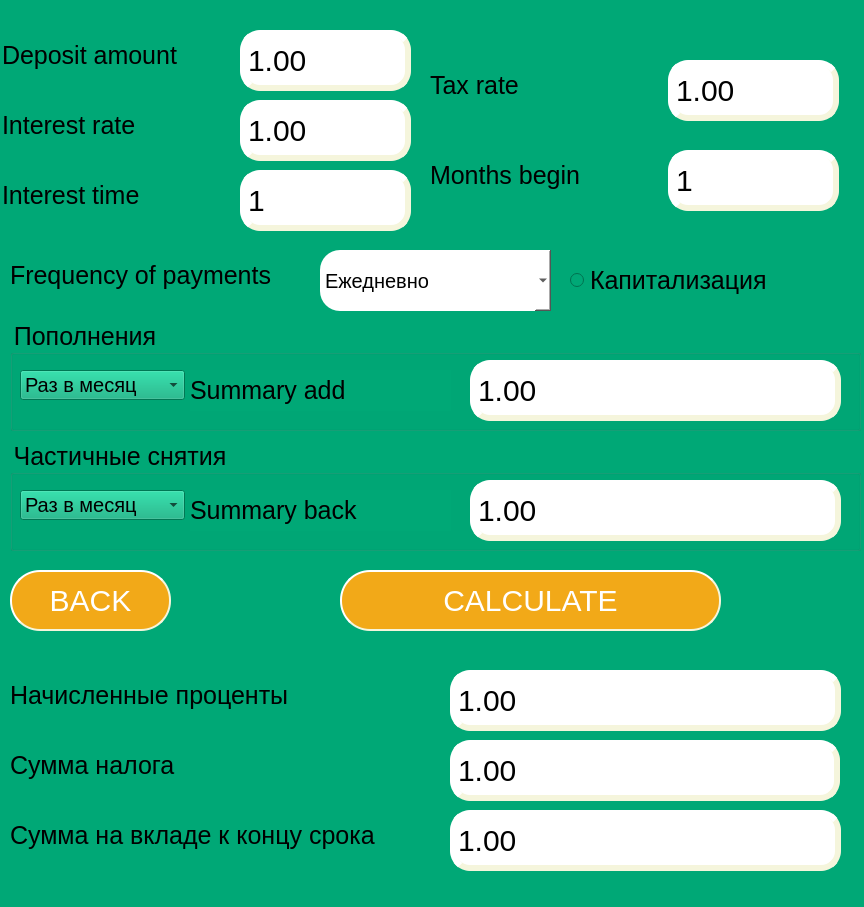
Before: the Qt Designer form src/view/s21_deposit.ui in DonOutcast/s21_SmartCalc-v2.0, drawn with Qt 5.
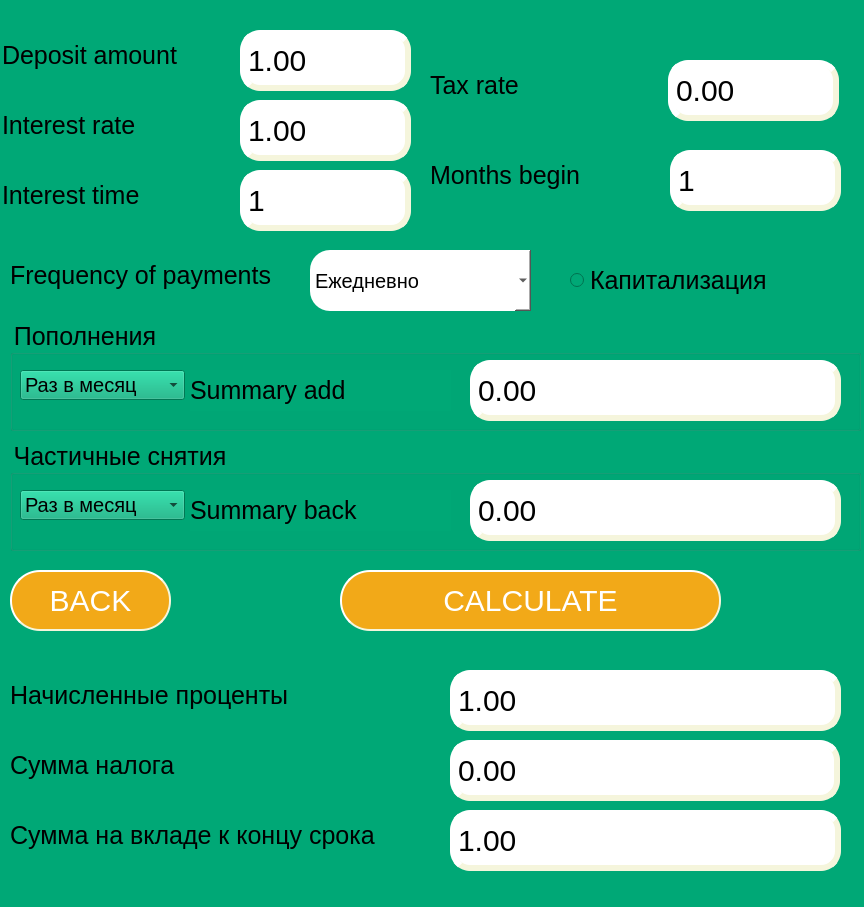
After: the same form once the commit is applied. Icons and pictures are not drawn.

The edit to the form file:
```diff
--- a/src/view/s21_deposit.ui
+++ b/src/view/s21_deposit.ui
@@ -205,7 +205,7 @@
     <bool>true</bool>
    </property>
    <property name="minimum">
-    <double>1.000000000000000</double>
+    <double>0.000000000000000</double>
    </property>
    <property name="maximum">
     <double>1000099.989999999990687</double>
@@ -234,7 +234,7 @@
   <widget class="QSpinBox" name="spin_begin">
    <property name="geometry">
     <rect>
-     <x>668</x>
+     <x>670</x>
      <y>150</y>
      <width>171</width>
      <height>61</height>
@@ -319,9 +319,9 @@
   <widget class="QComboBox" name="comboBox">
    <property name="geometry">
     <rect>
-     <x>320</x>
+     <x>310</x>
      <y>250</y>
-     <width>231</width>
+     <width>221</width>
      <height>61</height>
     </rect>
    </property>
@@ -443,7 +443,7 @@
      <bool>true</bool>
     </property>
     <property name="minimum">
-     <double>1.000000000000000</double>
+     <double>0.000000000000000</double>
     </property>
     <property name="maximum">
      <double>1000099.989999999990687</double>
@@ -555,7 +555,7 @@
      <bool>true</bool>
     </property>
     <property name="minimum">
-     <double>1.000000000000000</double>
+     <double>0.000000000000000</double>
     </property>
     <property name="maximum">
      <double>1000099.989999999990687</double>
@@ -703,7 +703,7 @@
     <bool>true</bool>
    </property>
    <property name="minimum">
-    <double>1.000000000000000</double>
+    <double>0.000000000000000</double>
    </property>
    <property name="maximum">
     <double>1000099.989999999990687</double>
```
Left out of the diff: 19 changed lines with no effect on the pictures.
